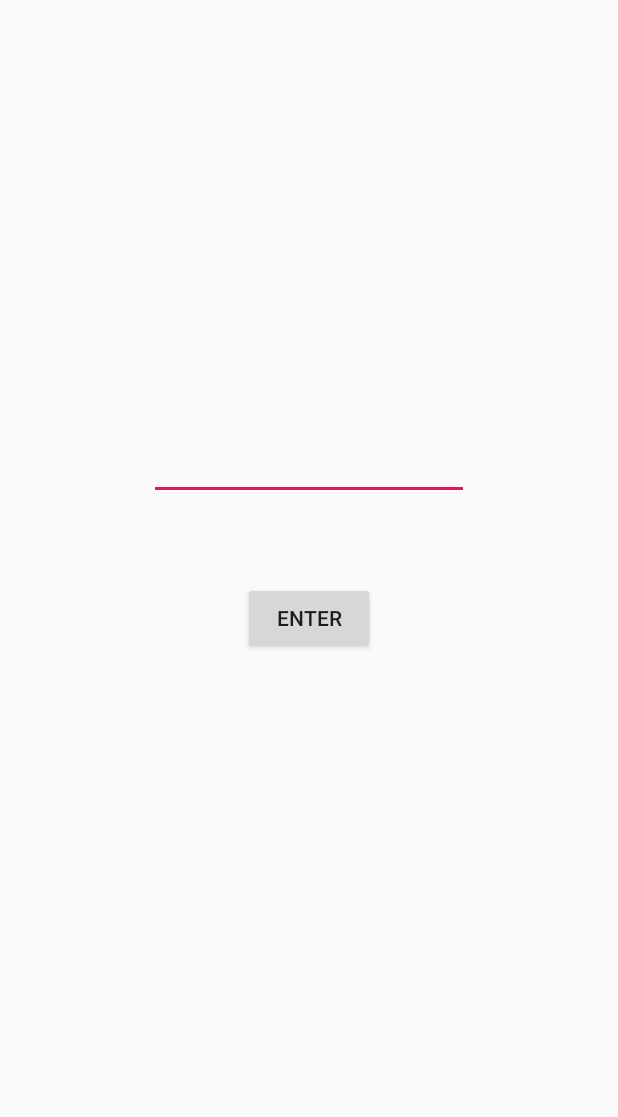
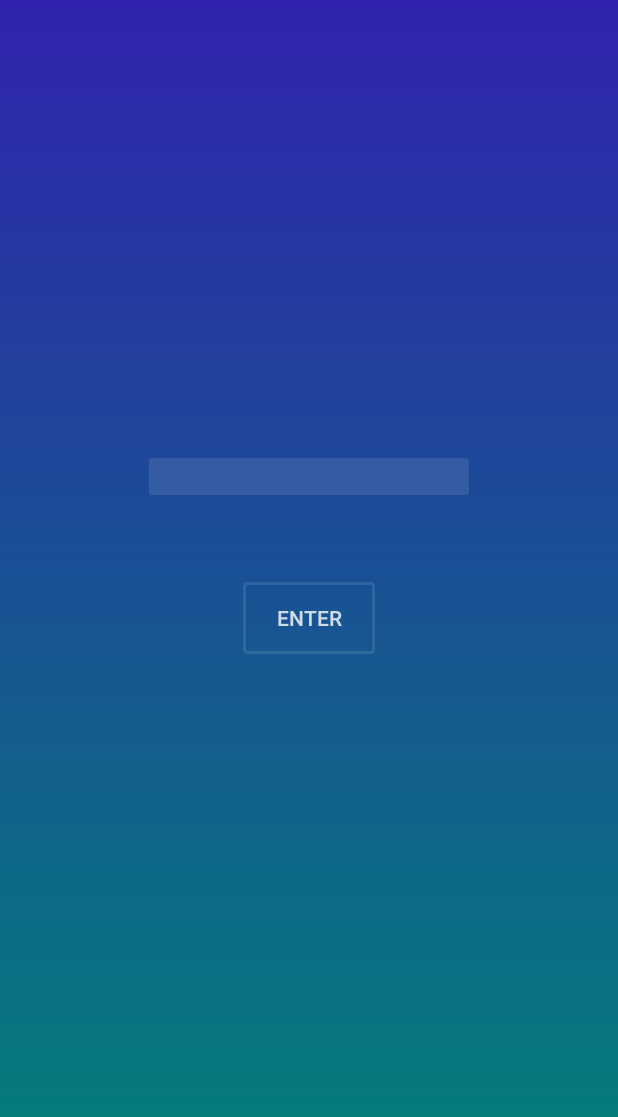
Before and after one commit to Liampeel/TranslateApp, an Android app: the Home screen opened directly, with no data from a screen before it, after a tap on "ENTER", on a phone screen of 412 x 824 dp. Shown: the top 1117 px of the screen. Run offline under Robolectric (Android 15) with nearby library versions, the phone set to English and light mode, and no system bars.

Commit message:
UI clean up for home activity

```diff
--- a/app/src/main/java/com/example/myapplication/Home.kt
+++ b/app/src/main/java/com/example/myapplication/Home.kt
@@ -18,11 +18,9 @@ class Home : AppCompatActivity(){
         super.onCreate(savedInstanceState)
         setContentView(R.layout.activity_home)
 
-
         process_btn.setOnClickListener {
-            val str: String = usr_input.text.toString()
-            product_output.text = str
-
+            val input: String = usr_input.text.toString()
+//            product_output.text = input
 
             val request = Request.Builder().url(url)
                 .addHeader("Content-Type", "application/json")
@@ -48,9 +46,4 @@ class Home : AppCompatActivity(){
         }
 
     }
-
-
-
-
-
 }
--- a/app/src/main/res/layout/activity_home.xml
+++ b/app/src/main/res/layout/activity_home.xml
@@ -4,13 +4,17 @@
     xmlns:tools="http://schemas.android.com/tools"
     android:layout_width="match_parent"
     android:layout_height="match_parent"
+    android:background="@drawable/bg_login"
+
     tools:context=".Home">
 
     <Button
         android:id="@+id/process_btn"
+        android:background="@drawable/button_background"
         android:layout_width="wrap_content"
         android:layout_height="wrap_content"
         android:text="@string/enter"
+        android:textColor="@color/login_form_details"
         app:layout_constraintBottom_toBottomOf="parent"
         app:layout_constraintEnd_toEndOf="parent"
         app:layout_constraintStart_toStartOf="parent"
@@ -18,11 +22,13 @@
 
     <EditText
         android:id="@+id/usr_input"
+        android:background="@drawable/edit_text"
         android:layout_width="wrap_content"
         android:layout_height="wrap_content"
         android:ems="10"
         android:inputType="textPersonName"
         android:text="@string/product"
+        android:textColor="@color/login_form_details"
         app:layout_constraintBottom_toTopOf="@+id/process_btn"
         app:layout_constraintEnd_toEndOf="parent"
         app:layout_constraintStart_toStartOf="parent"
@@ -31,12 +37,14 @@
 
     <TextView
         android:id="@+id/product_output"
+        android:textColor="@color/login_form_details"
         android:layout_width="wrap_content"
         android:layout_height="wrap_content"
-        android:layout_marginBottom="268dp"
+        android:layout_marginBottom="216dp"
         android:text=""
         app:layout_constraintBottom_toBottomOf="parent"
         app:layout_constraintEnd_toEndOf="parent"
+        app:layout_constraintHorizontal_bias="0.498"
         app:layout_constraintStart_toStartOf="parent" />
 
 </androidx.constraintlayout.widget.ConstraintLayout>
```
